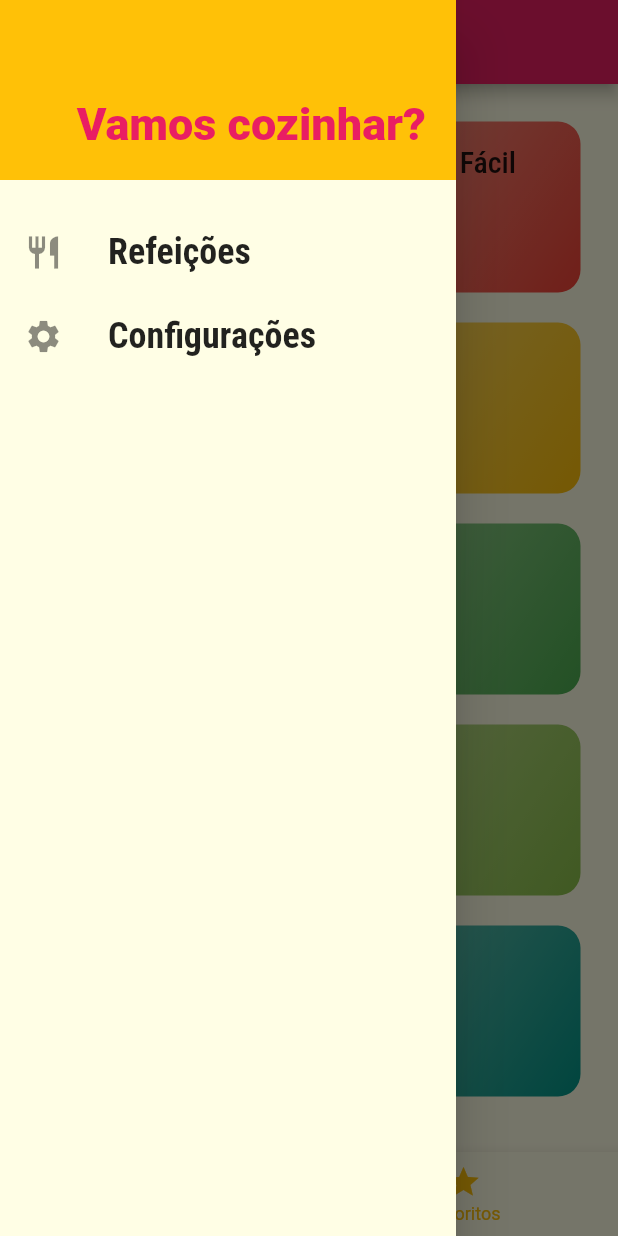
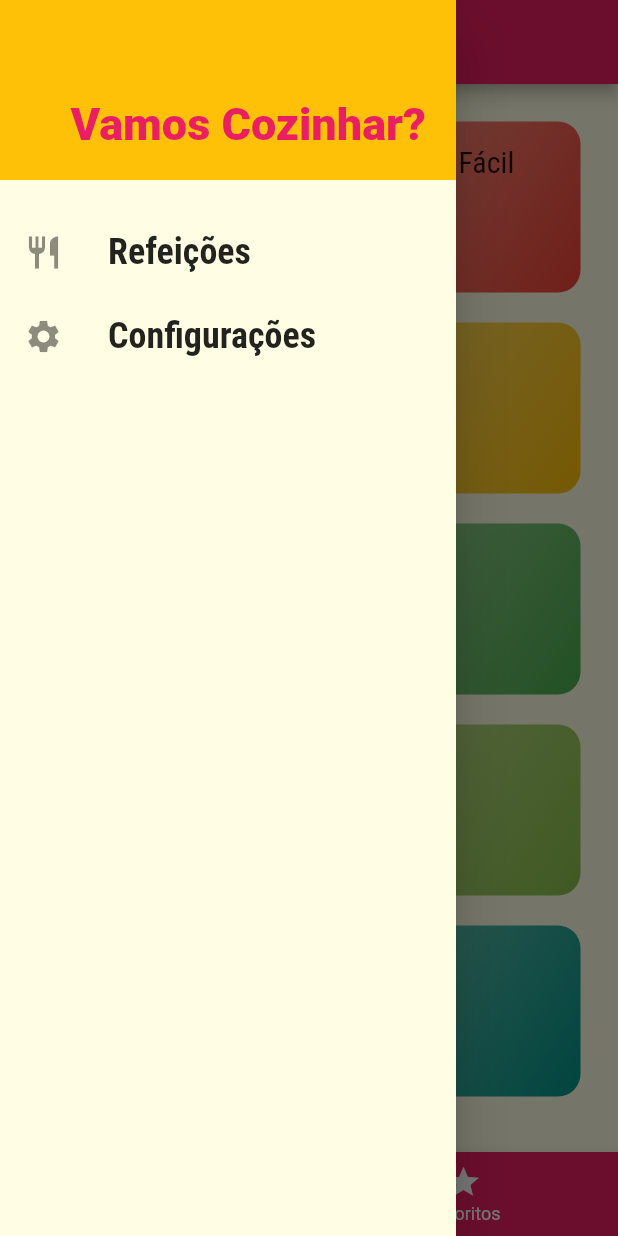
Before and after one commit to LucasMLara/Meals, a Flutter app: the screen it shows after launch, with the side drawer open, on a phone screen of 412 x 824 dp. Run offline on Flutter 3.47's test engine with Material 2 defaults, Android fonts, the phone set to English and light mode, and no system bars.

Commit message:
change files for better course upcoming

```diff
--- a/lib/components/category_item.dart
+++ b/lib/components/category_item.dart
@@ -1,33 +1,38 @@
 import 'package:flutter/material.dart';
-
 import '../models/category.dart';
-
-import '../utils/app-routes.dart';
+import '../utils/app_routes.dart';
 
 class CategoryItem extends StatelessWidget {
   final Category category;
 
-  const CategoryItem({super.key, required this.category});
+  const CategoryItem(this.category, {Key? key}) : super(key: key);
 
   void _selectCategory(BuildContext context) {
-    Navigator.of(context)
-        .pushNamed(AppRoutes.CATEGORIES_MEALS, arguments: category);
+    Navigator.of(context).pushNamed(
+      AppRoutes.categoriesMeals,
+      arguments: category,
+    );
   }
 
   @override
   Widget build(BuildContext context) {
     return InkWell(
-      splashColor: Theme.of(context).primaryColor,
+      onTap: () => _selectCategory(context),
+      splashColor: Theme.of(context).colorScheme.primary,
       borderRadius: BorderRadius.circular(15),
-      onTap: () => _selectCategory(context),
       child: Container(
         padding: const EdgeInsets.all(15),
         decoration: BoxDecoration(
-            borderRadius: BorderRadius.circular(15),
-            gradient: LinearGradient(
-                colors: [category.color.withOpacity(0.5), category.color],
-                begin: Alignment.topLeft,
-                end: Alignment.bottomRight)),
+          borderRadius: BorderRadius.circular(15),
+          gradient: LinearGradient(
+            colors: [
+              category.color.withOpacity(0.5),
+              category.color,
+            ],
+            begin: Alignment.topLeft,
+            end: Alignment.bottomRight,
+          ),
+        ),
         child: Text(
           category.title,
           style: Theme.of(context).textTheme.headline6,
--- a/lib/components/main_drawer.dart
+++ b/lib/components/main_drawer.dart
@@ -1,8 +1,8 @@
 import 'package:flutter/material.dart';
-import '../utils/app-routes.dart';
+import '../utils/app_routes.dart';
 
 class MainDrawer extends StatelessWidget {
-  const MainDrawer({super.key});
+  const MainDrawer({Key? key}) : super(key: key);
 
   Widget _createItem(IconData icon, String label, Function() onTap) {
     return ListTile(
@@ -15,7 +15,8 @@ class MainDrawer extends StatelessWidget {
         style: const TextStyle(
           fontFamily: 'RobotoCondensed',
           fontSize: 24,
-            fontWeight: FontWeight.bold),
+          fontWeight: FontWeight.bold,
+        ),
       ),
       onTap: onTap,
     );
@@ -27,29 +28,32 @@ class MainDrawer extends StatelessWidget {
       child: Column(
         children: [
           Container(
-            alignment: Alignment.bottomRight,
             height: 120,
             width: double.infinity,
-            padding: EdgeInsets.all(20),
+            padding: const EdgeInsets.all(20),
             color: Theme.of(context).colorScheme.secondary,
+            alignment: Alignment.bottomRight,
             child: Text(
-              'Vamos cozinhar?',
+              'Vamos Cozinhar?',
               style: TextStyle(
                 fontWeight: FontWeight.w900,
                 fontSize: 30,
-                  color: Theme.of(context).colorScheme.primary),
+                color: Theme.of(context).colorScheme.primary,
               ),
             ),
-          const SizedBox(
-            height: 20,
           ),
-          _createItem(Icons.restaurant, 'Refeições',
-              () => Navigator.of(context).pushReplacementNamed(AppRoutes.HOME)),
+          const SizedBox(height: 20),
+          _createItem(
+            Icons.restaurant,
+            'Refeições',
+            () => Navigator.of(context).pushReplacementNamed(AppRoutes.home),
+          ),
           _createItem(
             Icons.settings,
             'Configurações',
-              () => Navigator.of(context)
-                  .pushReplacementNamed(AppRoutes.SETTINGS)),
+            () =>
+                Navigator.of(context).pushReplacementNamed(AppRoutes.settings),
+          ),
         ],
       ),
     );
--- a/lib/data/dummy_data.dart
+++ b/lib/data/dummy_data.dart
@@ -1,9 +1,8 @@
 import 'package:flutter/material.dart';
-
 import '../models/category.dart';
 import '../models/meal.dart';
 
-const DUMMY_CATEGORIES = const [
+const dummyCategories = [
   Category(
     id: 'c1',
     title: 'Italiano',
--- a/lib/main.dart
+++ b/lib/main.dart
@@ -1,56 +1,61 @@
 import 'package:flutter/material.dart';
-import 'package:meals/models/settings.dart';
+import 'screens/tabs_screen.dart';
+import 'screens/categories_meals_screen.dart';
+import 'screens/meal_detail_screen.dart';
 import 'screens/settings_screen.dart';
-import './screens/categories_meals_screen.dart';
-import './screens/meal_detail_screen.dart';
-import './utils/app-routes.dart';
-import './screens/tabs_screen.dart';
-import './models/meal.dart';
-import './data/dummy_data.dart';
+import 'utils/app_routes.dart';
+import 'models/meal.dart';
+import 'models/settings.dart';
+import 'data/dummy_data.dart';
 
-void main() => runApp(const MyApp());
+void main() {
+  runApp(const MyApp());
+}
 
 class MyApp extends StatefulWidget {
-  const MyApp({super.key});
+  const MyApp({Key? key}) : super(key: key);
 
   @override
   State<MyApp> createState() => _MyAppState();
 }
 
 class _MyAppState extends State<MyApp> {
+  Settings settings = Settings();
   List<Meal> _availableMeals = dummyMeals;
-  Settings settings = Settings();
+  final List<Meal> _favoriteMeals = [];
+
   void _filterMeals(Settings settings) {
     setState(() {
       this.settings = settings;
       _availableMeals = dummyMeals.where((meal) {
-        final filterGLuten = settings.isGlutenFree && !meal.isGlutenFree;
+        final filterGluten = settings.isGlutenFree && !meal.isGlutenFree;
         final filterLactose = settings.isLactoseFree && !meal.isLactoseFree;
         final filterVegan = settings.isVegan && !meal.isVegan;
         final filterVegetarian = settings.isVegetarian && !meal.isVegetarian;
-
-        return !filterGLuten &&
-            !filterVegetarian &&
+        return !filterGluten &&
+            !filterLactose &&
             !filterVegan &&
-            !filterLactose;
+            !filterVegetarian;
       }).toList();
     });
+  }
+
+  void _toggleFavorite(Meal meal) {
+    setState(() {
+      _favoriteMeals.contains(meal)
+          ? _favoriteMeals.remove(meal)
+          : _favoriteMeals.add(meal);
+    });
+  }
+
+  bool _isFavorite(Meal meal) {
+    return _favoriteMeals.contains(meal);
   }
 
   @override
   Widget build(BuildContext context) {
     return MaterialApp(
-      debugShowCheckedModeBanner: false,
-      title: 'DeliMeals',
-      routes: {
-        AppRoutes.CATEGORIES_MEALS: (ctx) =>
-            CategoriesMealsScreen(meals: _availableMeals),
-        AppRoutes.MEALS_DETAIL: (ctx) => const MealDetailScreen(),
-        AppRoutes.SETTINGS: (ctx) => SettingsScreen(
-              settings: settings,
-              onSettingsChanged: _filterMeals,
-            )
-      },
+      title: 'Vamos Cozinhar?',
       theme: ThemeData(
         colorScheme: ColorScheme.fromSwatch().copyWith(
           primary: Colors.pink,
@@ -65,7 +70,14 @@ class _MyAppState extends State<MyApp> {
               ),
             ),
       ),
-      home: const TabsScreen(),
+      routes: {
+        AppRoutes.home: (ctx) => TabsScreen(_favoriteMeals),
+        AppRoutes.categoriesMeals: (ctx) =>
+            CategoriesMealsScreen(_availableMeals),
+        AppRoutes.mealDetail: (ctx) =>
+            MealDetailScreen(_toggleFavorite, _isFavorite),
+        AppRoutes.settings: (ctx) => SettingsScreen(settings, _filterMeals),
+      },
     );
   }
 }
--- a/lib/models/category.dart
+++ b/lib/models/category.dart
@@ -5,6 +5,9 @@ class Category {
   final String title;
   final Color color;
 
-  const Category(
-      {required this.id, required this.title, this.color = Colors.orange});
+  const Category({
+    required this.id,
+    required this.title,
+    this.color = Colors.orange,
+  });
 }
--- a/lib/models/meal.dart
+++ b/lib/models/meal.dart
@@ -4,7 +4,11 @@ enum Complexity {
   difficult,
 }
 
-enum Cost { cheap, fair, expensive }
+enum Cost {
+  cheap,
+  fair,
+  expensive,
+}
 
 class Meal {
   final String id;
@@ -21,29 +25,30 @@ class Meal {
   final Complexity complexity;
   final Cost cost;
 
-  const Meal(
-      {required this.id,
+  const Meal({
+    required this.id,
     required this.categories,
     required this.title,
     required this.imageUrl,
+    required this.ingredients,
+    required this.steps,
     required this.duration,
-      required this.ingredients,
     required this.isGlutenFree,
     required this.isLactoseFree,
     required this.isVegan,
     required this.isVegetarian,
-      required this.steps,
     required this.complexity,
-      required this.cost});
+    required this.cost,
+  });
 
   String get complexityText {
     switch (complexity) {
       case Complexity.simple:
-        return "Simples";
+        return 'Simples';
       case Complexity.medium:
-        return "Normal";
+        return 'Normal';
       case Complexity.difficult:
-        return "Dificil";
+        return 'Difícil';
       default:
         return 'Desconhecida';
     }
@@ -52,11 +57,11 @@ class Meal {
   String get costText {
     switch (cost) {
       case Cost.cheap:
-        return "Barato";
+        return 'Barato';
       case Cost.fair:
-        return "Justo";
+        return 'Justo';
       case Cost.expensive:
-        return "Caro";
+        return 'Caro';
       default:
         return 'Desconhecido';
     }
--- a/lib/models/settings.dart
+++ b/lib/models/settings.dart
@@ -4,9 +4,10 @@ class Settings {
   bool isVegan;
   bool isVegetarian;
 
-  Settings(
-      {this.isGlutenFree = false,
-      this.isLactoseFree = false,
-      this.isVegan = false,
-      this.isVegetarian = false});
+  Settings({
+    this.isGlutenFree = false,
+    this.isLactoseFree = false,
+    this.isVegan = false,
+    this.isVegetarian = false,
+  });
 }
--- a/lib/screens/categories_screen.dart
+++ b/lib/screens/categories_screen.dart
@@ -3,19 +3,21 @@ import '../components/category_item.dart';
 import '../data/dummy_data.dart';
 
 class CategoriesScreen extends StatelessWidget {
-  const CategoriesScreen({super.key});
+  const CategoriesScreen({Key? key}) : super(key: key);
 
   @override
   Widget build(BuildContext context) {
     return GridView(
-      padding: EdgeInsets.all(25),
+      padding: const EdgeInsets.all(25),
       gridDelegate: const SliverGridDelegateWithMaxCrossAxisExtent(
-          maxCrossAxisExtent: 200,
-          childAspectRatio: 3 / 2,
-          crossAxisSpacing: 20,
-          mainAxisSpacing: 20),
-      children:
-          DUMMY_CATEGORIES.map((cat) => CategoryItem(category: cat)).toList(),
+        maxCrossAxisExtent: 200,
+        childAspectRatio: 3 / 2,
+        crossAxisSpacing: 20,
+        mainAxisSpacing: 20,
+      ),
+      children: dummyCategories.map((cat) {
+        return CategoryItem(cat);
+      }).toList(),
     );
   }
 }
--- a/lib/screens/tabs_screen.dart
+++ b/lib/screens/tabs_screen.dart
@@ -2,9 +2,12 @@ import 'package:flutter/material.dart';
 import 'categories_screen.dart';
 import 'favorite_screen.dart';
 import '../components/main_drawer.dart';
+import '../models/meal.dart';
 
 class TabsScreen extends StatefulWidget {
-  const TabsScreen({super.key});
+  final List<Meal> favoriteMeals;
+
+  const TabsScreen(this.favoriteMeals, {Key? key}) : super(key: key);
 
   @override
   State<TabsScreen> createState() => _TabsScreenState();
@@ -12,10 +15,23 @@ class TabsScreen extends StatefulWidget {
 
 class _TabsScreenState extends State<TabsScreen> {
   int _selectedScreenIndex = 0;
-  final List<Map<String, Object>> _screens = const [
-    {'title': 'Lista de categorias', 'screen': CategoriesScreen()},
-    {'title': 'Meus Favoritos', 'screen': FavoriteScreen()}
-  ];
+
+  List<Map<String, Object>>? _screens;
+
+  @override
+  void initState() {
+    super.initState();
+    _screens = [
+      {
+        'title': 'Lista de Categorias',
+        'screen': const CategoriesScreen(),
+      },
+      {
+        'title': 'Meus Favoritos',
+        'screen': FavoriteScreen(widget.favoriteMeals),
+      },
+    ];
+  }
 
   _selectScreen(int index) {
     setState(() {
@@ -26,22 +42,30 @@ class _TabsScreenState extends State<TabsScreen> {
   @override
   Widget build(BuildContext context) {
     return Scaffold(
+      appBar: AppBar(
+        title: Text(
+          _screens![_selectedScreenIndex]['title'] as String,
+        ),
+      ),
+      drawer: const MainDrawer(),
+      body: _screens![_selectedScreenIndex]['screen'] as Widget,
       bottomNavigationBar: BottomNavigationBar(
         onTap: _selectScreen,
-        unselectedItemColor: Theme.of(context).colorScheme.secondary,
-        selectedItemColor: Colors.pink,
+        backgroundColor: Theme.of(context).colorScheme.primary,
+        unselectedItemColor: Colors.white,
+        selectedItemColor: Theme.of(context).colorScheme.secondary,
         currentIndex: _selectedScreenIndex,
         items: const [
           BottomNavigationBarItem(
-              icon: Icon(Icons.category), label: 'Categorias'),
-          BottomNavigationBarItem(icon: Icon(Icons.star), label: 'Favoritos'),
+            icon: Icon(Icons.category),
+            label: 'Categorias',
+          ),
+          BottomNavigationBarItem(
+            icon: Icon(Icons.star),
+            label: 'Favoritos',
+          ),
         ],
       ),
-      appBar: AppBar(
-        title: Text(_screens[_selectedScreenIndex]['title'] as String),
-      ),
-      body: _screens[_selectedScreenIndex]['screen'] as Widget,
-      drawer: MainDrawer(),
     );
   }
 }
--- a/lib/utils/app-routes.dart
+++ /dev/null
@@ -1,6 +0,0 @@
-class AppRoutes {
-  static const HOME = '/';
-  static const CATEGORIES_MEALS = '/categories-meals';
-  static const MEALS_DETAIL = '/meals-detail';
-  static const SETTINGS = '/settings';
-}
--- /dev/null
+++ b/lib/utils/app_routes.dart
@@ -0,0 +1,6 @@
+class AppRoutes {
+  static const home = '/';
+  static const categoriesMeals = '/categories-meals';
+  static const mealDetail = '/metal-detail';
+  static const settings = '/settings';
+}
```
Also changed, not shown: lib/components/meal_item.dart (+33 -23 lines), lib/screens/categories_meals_screen.dart (+16 -10 lines), lib/screens/favorite_screen.dart (+18 -5 lines), lib/screens/meal_detail_screen.dart (+39 -15 lines), lib/screens/settings_screen.dart (+33 -28 lines), pubspec.yaml (+15 -14 lines), pubspec.lock. Lines whose indentation alone changed are shown as unchanged.
